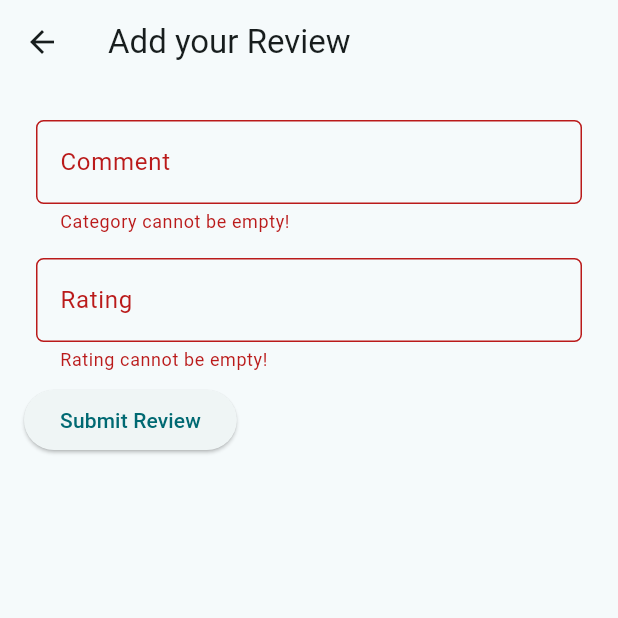
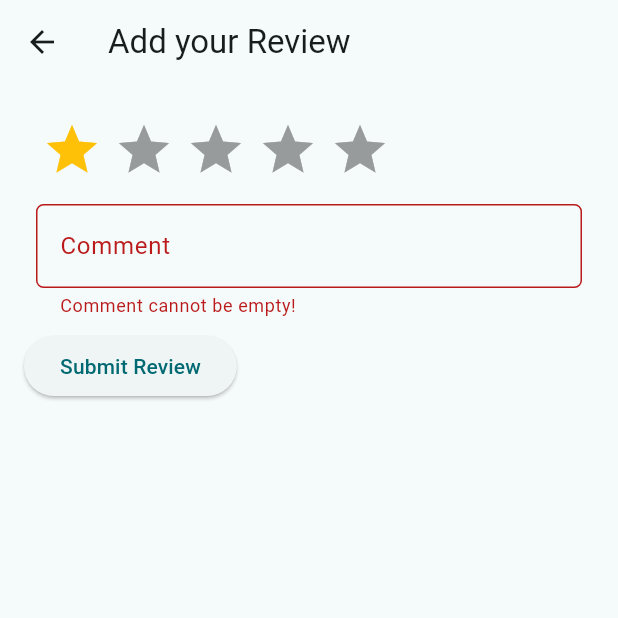
Before and after one commit to ReadNow-C14/ReadNow-mob, a Flutter app: the AddReview screen opened directly with empty values, after a tap on "Submit Review", on a phone screen of 412 x 824 dp, the top half of it. Run offline on Flutter 3.47's test engine with Material 3 defaults, Android fonts, the phone set to English and light mode, and no system bars; drawn by our look-alikes of flutter_rating_bar; our stand-ins replace google_fonts; missing offline and left inert: pbp_django_auth.

Commit message:
Review buku : Update Rating feature

```diff
--- a/lib/review_buku/screens/reviewbuku_form.dart
+++ b/lib/review_buku/screens/reviewbuku_form.dart
@@ -1,10 +1,9 @@
 import 'dart:convert';
-
 import 'package:flutter/material.dart';
+import 'package:flutter_rating_bar/flutter_rating_bar.dart';
 import 'package:pbp_django_auth/pbp_django_auth.dart';
 import 'package:provider/provider.dart';
 import 'package:readnow_mobile/review_buku/screens/review_buku.dart';
-// Import your Review model and any other necessary imports
 
 class AddReview extends StatefulWidget {
   final int bookId;
@@ -17,7 +16,7 @@ class AddReview extends StatefulWidget {
 
 class _AddReviewState extends State<AddReview> {
   final _formKey = GlobalKey<FormState>();
-  int _rating = 1;
+  double _rating = 1.0; // Rating as a double
   String _comment = "";
 
   @override
@@ -37,6 +36,26 @@ class _AddReviewState extends State<AddReview> {
             children: <Widget>[
               Padding(
                 padding: const EdgeInsets.all(8.0),
+                child: RatingBar.builder(
+                  initialRating: _rating,
+                  minRating: 1,
+                  direction: Axis.horizontal,
+                  allowHalfRating: false, // Set to false to only allow whole numbers
+                  itemCount: 5,
+                  itemPadding: EdgeInsets.symmetric(horizontal: 4.0),
+                  itemBuilder: (context, _) => Icon(
+                    Icons.star,
+                    color: Colors.amber,
+                  ),
+                  onRatingUpdate: (rating) {
+                    setState(() {
+                      _rating = rating;
+                    });
+                  },
+                ),
+              ),
+              Padding(
+                padding: const EdgeInsets.all(8.0),
                 child: TextFormField(
                   decoration: InputDecoration(
                     hintText: "Comment",
@@ -50,39 +69,9 @@ class _AddReviewState extends State<AddReview> {
                       _comment = value!;
                     });
                   },
-                  onSaved: (String? value) {
-                    setState(() {
-                      _comment = value!;
-                    });
-                  },
                   validator: (String? value) {
                     if (value == null || value.isEmpty) {
-                      return "Category cannot be empty!";
-                    }
-                    return null;
-                  },
-                ),
-              ),
-              Padding(
-                padding: const EdgeInsets.all(8.0),
-                child: TextFormField(
-                  decoration: InputDecoration(
-                    hintText: "Rating",
-                    labelText: "Rating",
-                    border: OutlineInputBorder(
-                      borderRadius: BorderRadius.circular(5.0),
-                    ),
-                  ),
-                  onChanged: (String? value) {
-                    setState(() {
-                      _rating = int.parse(value!);
-                    });
-                  },
-                  validator: (String? value) {
-                    if (value == null || value.isEmpty) {
-                      return "Rating cannot be empty!";
-                    } else if (int.tryParse(value) == null) {
-                      return "Rating must be a valid integer!";
+                      return "Comment cannot be empty!";
                     }
                     return null;
                   },
@@ -91,7 +80,7 @@ class _AddReviewState extends State<AddReview> {
               ElevatedButton(
                 onPressed: () async {
                   if (_formKey.currentState!.validate()) {
-                    // Kirim ke Django dan tunggu respons
+                    // Send to Django and wait for response
                     final response = await request.postJson(
                       "https://readnow-c14-tk.pbp.cs.ui.ac.id/review/submit-review-flutter/${widget.bookId}",
                       jsonEncode(<String, String>{
@@ -99,21 +88,23 @@ class _AddReviewState extends State<AddReview> {
                         "comment": _comment,
                         "rating": _rating.toString(),
                         "created_at": DateTime.now().toString()
-                        }));
+                      }),
+                    );
                     if (response['status'] == 'success') {
                       ScaffoldMessenger.of(context).showSnackBar(const SnackBar(
-                        content: Text("Review Anda berhasil ditambahkan!"),
+                        content: Text("Your review has been added successfully!"),
                       ));
                       Navigator.pushReplacement(
                         context,
                         MaterialPageRoute(
                           builder: (context) => ReviewPage(
                             bookid: widget.bookId,
-                                )),
+                          ),
+                        ),
                       );
                     } else {
                       ScaffoldMessenger.of(context).showSnackBar(const SnackBar(
-                        content: Text("Terdapat kesalahan, silakan coba lagi."),
+                        content: Text("There was an error, please try again."),
                       ));
                     }
                   }
--- a/pubspec.yaml
+++ b/pubspec.yaml
@@ -39,6 +39,7 @@ dependencies:
   pbp_django_auth: ^0.4.0
   http: ^1.1.2
   google_fonts: ^6.1.0
+  flutter_rating_bar: ^4.0.1
 
 dev_dependencies:
   flutter_test:
```
Also changed, not shown: lib/review_buku/screens/review_buku.dart (+7 -3 lines), pubspec.lock. Lines whose indentation alone changed are shown as unchanged.
